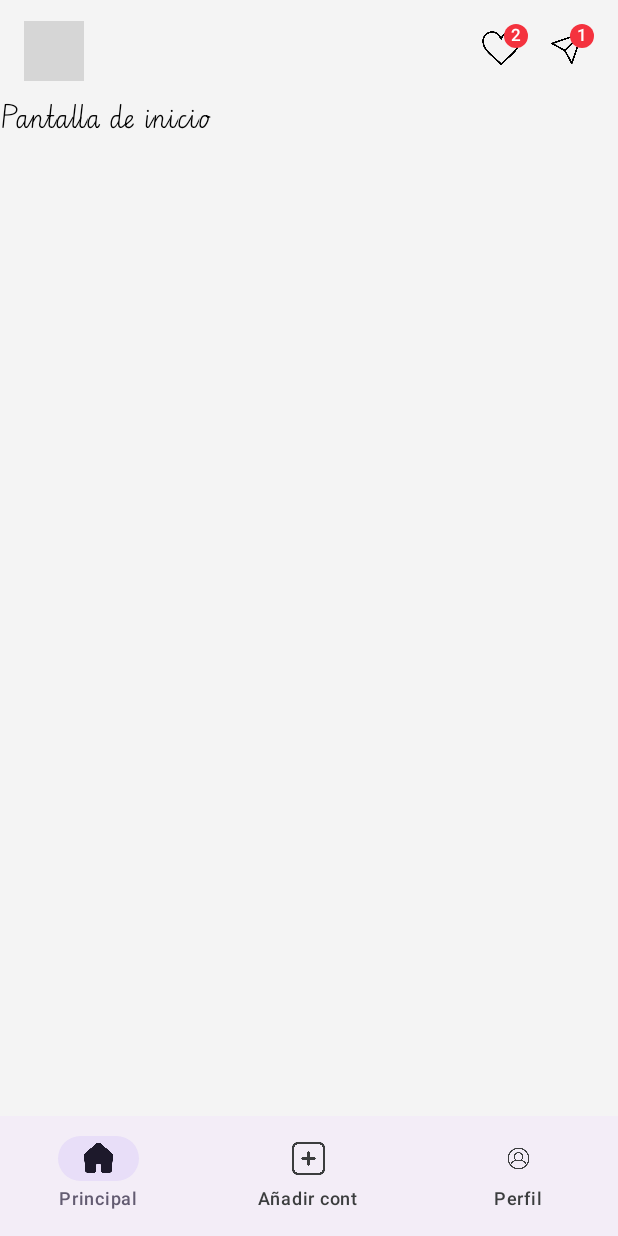
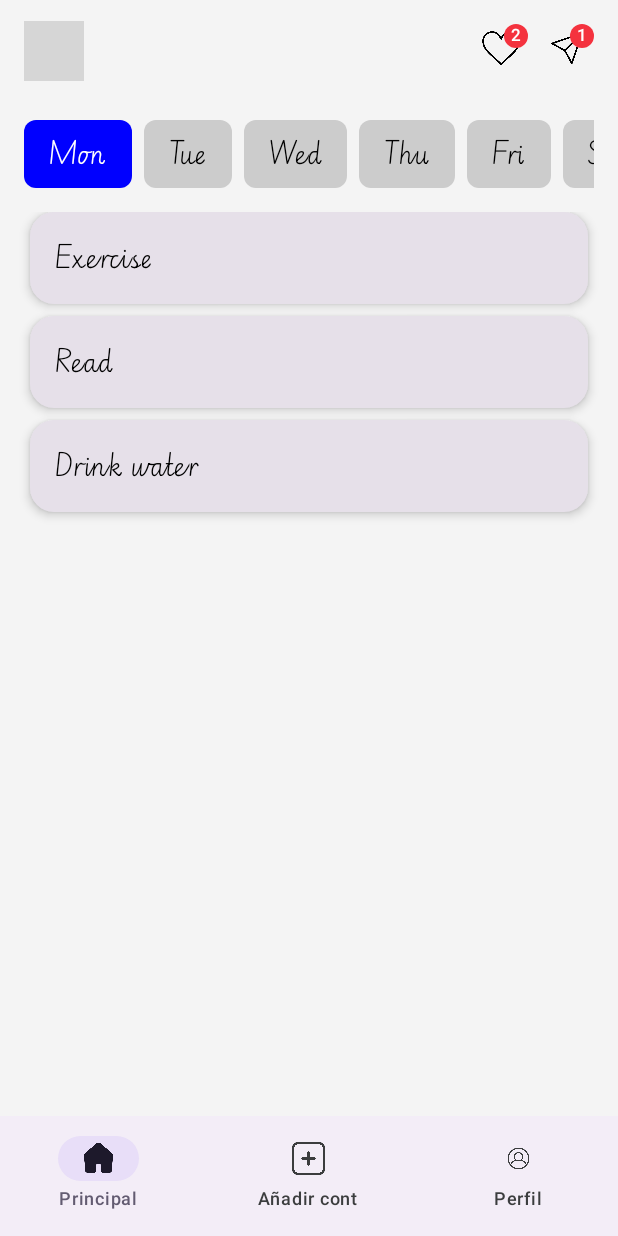
Before and after one commit to martajimpac/habittracker, an Android app built with Jetpack Compose: the screen it shows after launch (MainActivity), on a phone screen of 412 x 824 dp. Run offline under Robolectric (Android 15) with nearby library versions, the light colour scheme and no system bars; our stand-ins replace Dagger/Hilt's generated code; Roboto replaces fonts that are not available here; grey boxes are pictures that could not be loaded.

Commit message:
change nav

```diff
--- a/app/src/main/java/com/aristidevs/habittracker/view/core/navigation/NavigationBottomWrapper.kt
+++ b/app/src/main/java/com/aristidevs/habittracker/view/core/navigation/NavigationBottomWrapper.kt
@@ -22,5 +22,11 @@ fun NavigationBottomWrapper(modifier: Modifier = Modifier, navHostController: Na
         composable<TabProfile> {
             ProfileScreen()
         }
+
+        composable(
+            route = "habit_detail/{habitId}"
+        ) { backStackEntry ->
+            HabitDetailScreen(...)
+        }
     }
 }
--- a/app/src/main/java/com/aristidevs/habittracker/view/home/HomeScreen.kt
+++ b/app/src/main/java/com/aristidevs/habittracker/view/home/HomeScreen.kt
@@ -3,10 +3,99 @@ package com.aristidevs.habittracker.view.home
 import androidx.compose.material3.Text
 import androidx.compose.runtime.Composable
 import androidx.compose.ui.graphics.Color
+import androidx.compose.foundation.background
+import androidx.compose.foundation.clickable
+import androidx.compose.foundation.layout.*
+import androidx.compose.foundation.lazy.LazyColumn
+import androidx.compose.foundation.lazy.LazyRow
+import androidx.compose.foundation.lazy.items
+import androidx.compose.material3.*
+import androidx.compose.runtime.*
+import androidx.compose.ui.Alignment
+import androidx.compose.ui.Modifier
+import androidx.compose.ui.graphics.Color
+import androidx.compose.ui.unit.dp
+
+@Preview(showBackground = true)
+@Composable
+fun HomeScreenPreview() {
+    HomeScreen()
+}
 
 @Composable
 fun HomeScreen() {
-    // Aquí va tu UI completa del inicio
-    Text("Pantalla de inicio", color = Color.Black)
-    //todo navigate to detail
+    // Lista de días de la semana
+    val daysOfWeek = listOf("Mon", "Tue", "Wed", "Thu", "Fri", "Sat", "Sun")
+
+    // Estado del día seleccionado
+    var selectedDay by remember { mutableStateOf(daysOfWeek[0]) }
+
+    // Aquí podrías traer tus hábitos de un viewmodel
+    val habits = remember(selectedDay) {
+        getHabitsForDay(selectedDay)
+    }
+
+    Column(
+        modifier = Modifier
+            .fillMaxSize()
+            .padding(16.dp)
+    ) {
+        // Días de la semana - horizontal
+        LazyRow(
+            horizontalArrangement = Arrangement.spacedBy(8.dp),
+            modifier = Modifier.padding(bottom = 16.dp)
+        ) {
+            items(daysOfWeek) { day ->
+                Text(
+                    text = day,
+                    color = if (day == selectedDay) Color.White else Color.Black,
+                    modifier = Modifier
+                        .background(
+                            color = if (day == selectedDay) Color.Blue else Color.LightGray,
+                            shape = MaterialTheme.shapes.small
+                        )
+                        .padding(horizontal = 16.dp, vertical = 8.dp)
+                        .clickable {
+                            selectedDay = day
+                        }
+                )
+            }
+        }
+
+        // Hábitos del día - vertical
+        LazyColumn(
+            verticalArrangement = Arrangement.spacedBy(8.dp),
+            modifier = Modifier.fillMaxSize()
+        ) {
+            items(habits) { habit ->
+                HabitItem(habit)
+            }
+        }
+    }
 }
+
+@Composable
+fun HabitItem(name: String) {
+    Card(
+        modifier = Modifier
+            .fillMaxWidth()
+            .padding(horizontal = 4.dp),
+        elevation = CardDefaults.cardElevation(defaultElevation = 4.dp)
+    ) {
+        Text(
+            text = name,
+            modifier = Modifier.padding(16.dp),
+            color = Color.Black
+        )
+    }
+}
+
+// Función de ejemplo para simular hábitos por día
+fun getHabitsForDay(day: String): List<String> {
+    return when(day) {
+        "Mon" -> listOf("Exercise", "Read", "Drink water")
+        "Tue" -> listOf("Meditate", "Journal")
+        "Wed" -> listOf("Exercise", "Call a friend")
+        else -> listOf("Relax", "Sleep early")
+    }
+}
```
